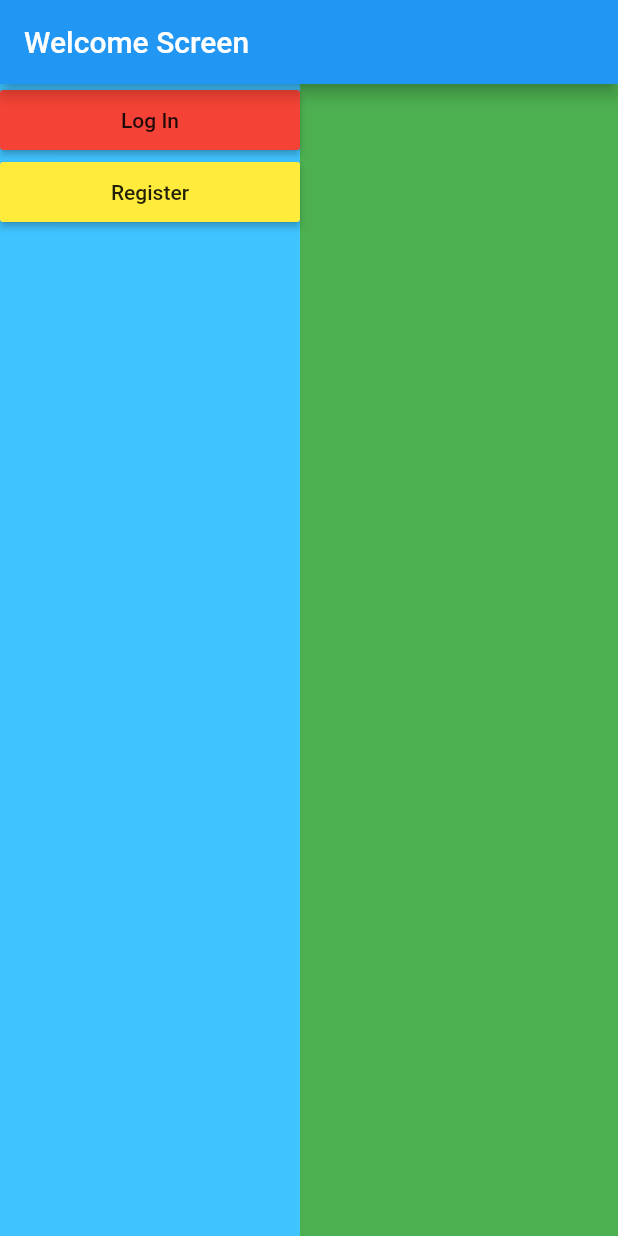
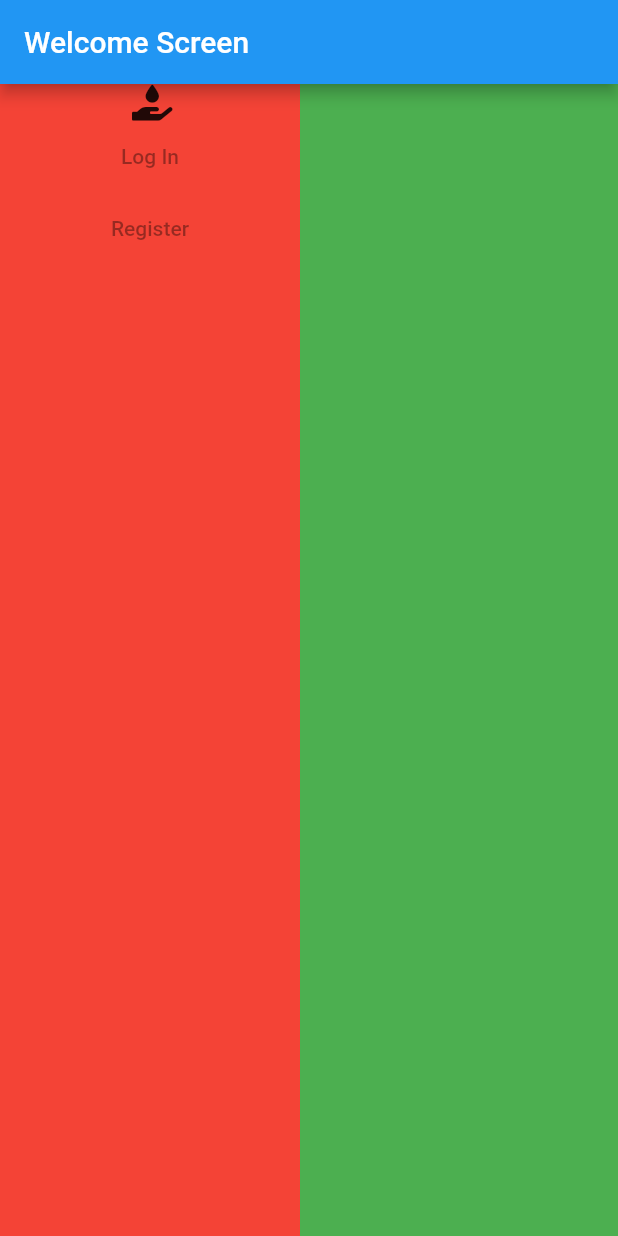
Before and after one commit to carloshevia/codigo_final_tutorial, a Flutter app: the screen it shows after launch, on a phone screen of 412 x 824 dp. Run offline on Flutter 3.47's test engine with Material 2 defaults, Android fonts, the phone set to English and light mode, and no system bars; our stand-ins replace charts_flutter, firebase_auth, font_awesome_flutter, gradient_app_bar; missing offline and left inert: gsheets; accounts and stored records are empty; key blocks and very long unbroken strings in the code were emptied for the run.

Commit message:
Tutorial_v4

```diff
--- a/lib/screens/welcome_screen.dart
+++ b/lib/screens/welcome_screen.dart
@@ -1,6 +1,8 @@
 import 'package:flutter/material.dart';
-import 'package:testapp/screens/registration_screen.dart';
-import 'package:testapp/screens/login_screen.dart';
+import 'package:gradient_app_bar/gradient_app_bar.dart';
+import '../constants.dart';
+import '../widgets/custom_button.dart';
+import 'package:font_awesome_flutter/font_awesome_flutter.dart';
 
 class WelcomeScreen extends StatefulWidget {
   //TODO static string id
@@ -14,38 +16,48 @@ class _WelcomeScreenState extends State<WelcomeScreen> {
   @override
   Widget build(BuildContext context) {
     return Scaffold(
-      backgroundColor: Colors.green, // to analyze the layout
+      backgroundColor: Colors.green,
+      //TODO GradientAppBar k_cont
       appBar: AppBar(
-        //TODO GradientAppBar, same with gradiente: k_gradientAppBar
         title: Text('Welcome Screen'),
         backgroundColor: Colors.blue,
       ),
       body: Container(
-        color: Colors.lightBlueAccent,
+        color: Colors.red, //remove after giving decoration
+        //TODO background color gradient
+//        decoration: k_boxDecorationGradient,
         child: Column(
           //TODO crossAlignment-stretch and mainAlignment-center
           // container takes same space as its child
           children: <Widget>[
-            // TODO k_icon,
-            // TODO boton personalizado
+            // TODO k_icon, (esta en constantes)
+            Icon(FontAwesomeIcons.handHoldingWater),
+            //TODO sized box - height 50
+            Container(
+              child: Column(
+                crossAxisAlignment: CrossAxisAlignment.center,
+                children: <Widget>[
+                  //TODO CustomButton
                   MaterialButton(
                     child: Text('Log In'),
                     minWidth: 200.0,
                     height: 40.0,
-              onPressed: () {
-                //TODO cambiar hardcoded string
-                Navigator.pushNamed(context, 'login_screen');
-              },
                     color: Colors.red,
                   ),
+//                  CustomBotton(bottonText: 'Log In', colour: Colors.lightBlue),
+                  //TODO sized box - height 25
+
+                  //TODO CustomButton
                   MaterialButton(
                     child: Text('Register'),
                     minWidth: 200.0,
                     height: 40.0,
-              onPressed: () {
-                Navigator.pushNamed(context, 'registration_screen');
-              },
-              color: Colors.yellow,
+                    color: Colors.red,
+                  ),
+//                  CustomBotton(
+//                      bottonText: 'Register', colour: Colors.lightBlueAccent),
+                ],
+              ),
             ),
             //TODO sized box - height 10
           ],
--- a/lib/custom_tabs.dart
+++ b/lib/widgets/custom_tabs.dart
@@ -1,7 +1,7 @@
 import 'package:flutter/material.dart';
 import 'custom_charts.dart';
-import 'user_consume.dart';
-import 'constants.dart';
+import '../user_consume.dart';
+import '../constants.dart';
 
 class CustomTabs extends StatelessWidget {
   CustomTabs({@required this.data, @required this.chartType});
--- a/pubspec.yaml
+++ b/pubspec.yaml
@@ -31,11 +31,7 @@ dependencies:
   cupertino_icons: ^0.1.3
   flare_flutter: ^2.0.3
   gsheets: ^0.2.4
-  pie_chart: ^3.1.1
-  modal_progress_hud: ^0.1.3
   charts_flutter: ^0.9.0
-
-
 
 
 dev_dependencies:
```
Also changed, not shown: lib/constants.dart (+5 -18 lines), lib/custom_widgets.dart (deleted, +0 -35 lines), lib/main.dart (+4 -4 lines), lib/screens/login_screen.dart (+5 -2 lines), lib/screens/registration_screen.dart (+4 -15 lines), lib/screens/stats_screen.dart (+7 -8 lines), lib/widgets/custom_button.dart (added, +37 -0 lines), lib/widgets/custom_charts.dart (renamed from lib/custom_charts.dart), pubspec.lock, 2 other files. Lines whose indentation alone changed are shown as unchanged.
